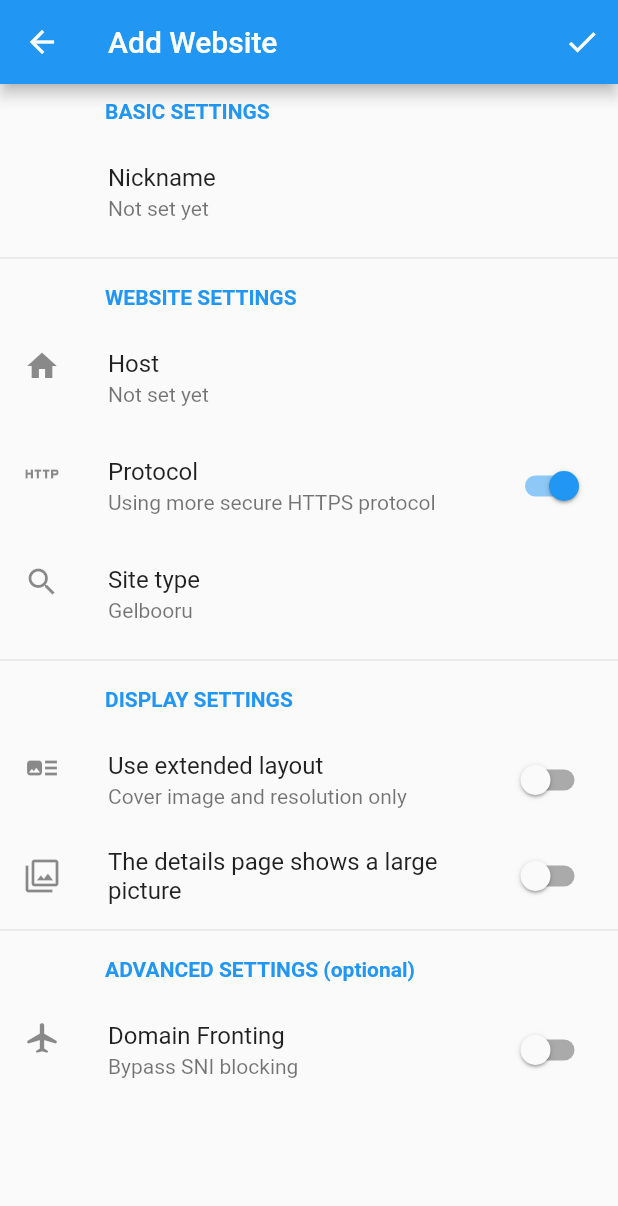
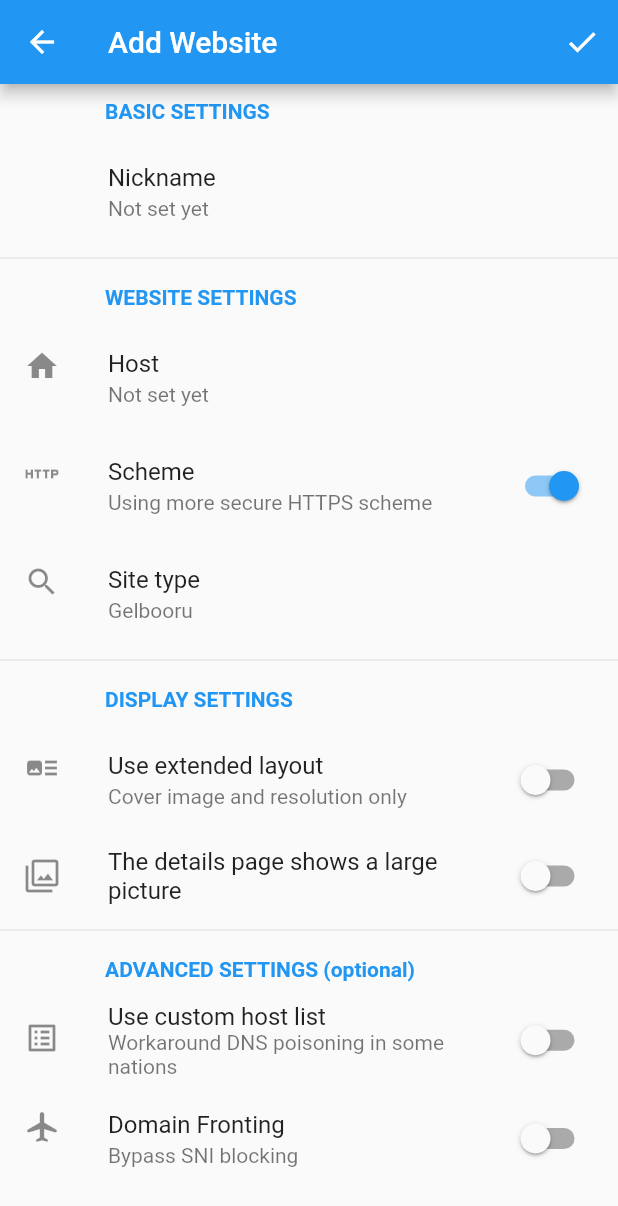
Before and after one commit to simonkimi/CatPic, a Flutter app: the WebsiteAddPage screen opened by its route, on a phone screen of 412 x 824 dp. Shown: the top 1206 px of the screen. Run offline on Flutter 3.47's test engine with Material 2 defaults, Android fonts, the phone set to English and light mode, and no system bars; our stand-ins replace bot_toast, dio, event_bus, floor, flutter_mobx, flutter_slidable and 3 more; accounts and stored records are empty; generated files the repository leaves out were written again.

Commit message:
sni]修改为拦截器模式 修改一个词组 重构获取图片方式

```diff
--- a/lib/data/database/dao/host_dao.dart
+++ b/lib/data/database/dao/host_dao.dart
@@ -15,4 +15,7 @@ abstract class HostDao {
 
   @update
   Future<void> updateHost(HostEntity entity);
+
+  @Query('SELECT * FROM HostEntity where host = :host')
+  Future<HostEntity> getByHost(String host);
 }
--- a/lib/data/database/entity/host_entity.dart
+++ b/lib/data/database/entity/host_entity.dart
@@ -5,6 +5,7 @@ import 'package:flutter/cupertino.dart';
 class HostEntity {
   @PrimaryKey(autoGenerate: true)
   final int id;
+
   final String host;
   final String ip;
   final bool sni;
--- a/lib/data/database/entity/website_entity.dart
+++ b/lib/data/database/entity/website_entity.dart
@@ -7,7 +7,7 @@ import 'package:flutter/cupertino.dart';
 /// [id] 主键
 /// [name] 网站昵称
 /// [host] 网站host
-/// [protocol] 协议, 来源于[WebsiteProtocol]
+/// [scheme] 协议, 来源于[WebsiteScheme]
 /// [type] 网站类型, 来源于[WebsiteType]
 /// [trustHost] 可信host
 /// [useDomainFronting] 是否使用域前置
@@ -19,12 +19,10 @@ class WebsiteEntity {
 
   final String name;
   final String host;
-  final int protocol;
+  final int scheme;
   final int type;
 
   final bool useHostList;
-  final bool useDomainFronting;
-
   final String cookies;
 
   final bool extendLayout;
@@ -36,10 +34,9 @@ class WebsiteEntity {
     this.id,
     @required this.name,
     @required this.host,
-    @required this.protocol,
+    @required this.scheme,
     @required this.type,
     @required this.useHostList,
-    @required this.useDomainFronting,
     @required this.extendLayout,
     @required this.displayOriginal,
     @required this.favicon,
@@ -47,7 +44,7 @@ class WebsiteEntity {
   });
 }
 
-enum WebsiteProtocol { HTTP, HTTPS }
+enum WebsiteScheme { HTTP, HTTPS }
 
 enum WebsiteType { EHENTAI, GELBOORU, MOEBOORU, DANBOORU }
 
--- a/lib/l10n/intl_en.arb
+++ b/lib/l10n/intl_en.arb
@@ -9,8 +9,8 @@
   "website_nickname": "Nickname",
   "website_settings": "WEBSITE SETTINGS",
   "host": "Host",
-  "protocol": "Protocol",
-  "protocol_https": "Using more secure HTTPS protocol",
+  "scheme": "Scheme",
+  "scheme_https": "Using more secure HTTPS scheme",
   "site_type": "Site type",
   "advanced_settings": "ADVANCED SETTINGS (optional)",
   "use_host_list": "Use custom host list",
@@ -28,6 +28,6 @@
   "host_manager": "Host Manager",
   "host_empty": "Host cannot be empty",
   "host_or_ip_empty": "Host and IP cannot be empty",
-  "illegal_ip": "Illegal IP"
-
+  "illegal_ip": "Illegal IP",
+  "turn_on_host" : "Custom host must be turned on first"
 }
--- a/lib/l10n/intl_zh_CN.arb
+++ b/lib/l10n/intl_zh_CN.arb
@@ -9,8 +9,8 @@
   "website_nickname": "网站昵称",
   "website_settings": "网站设置",
   "host": "主机",
-  "protocol": "协议",
-  "protocol_https": "使用更安全的HTTPS协议",
+  "scheme": "协议",
+  "scheme_https": "使用更安全的HTTPS协议",
   "site_type": "站点类型",
   "advanced_settings": "高级设置(可选)",
   "use_host_list": "使用自定义主机列表",
@@ -28,5 +28,6 @@
   "host_manager": "主机管理",
   "host_empty": "主机不能为空",
   "host_or_ip_empty": "主机和IP不能为空",
-  "illegal_ip": "非法IP"
+  "illegal_ip": "非法IP",
+  "turn_on_host" : "必须先开启自定义主机!"
 }
--- a/lib/main.dart
+++ b/lib/main.dart
@@ -38,11 +38,11 @@ class MyApp extends StatelessWidget {
         Locale('en'),
         Locale('zh', 'CN'),
       ],
-      home: HostManagerPage(),
+      home: MainPage(),
       routes: {
+        MainPage.routeName: (context) => MainPage(),
         WebsiteManagerPage.routeName: (context) => WebsiteManagerPage(),
         WebsiteAddPage.routeName: (context) => WebsiteAddPage(),
-        MainPage.routeName: (context) => MainPage(),
         HostManagerPage.routeName: (context) => HostManagerPage()
       },
     );
--- a/lib/network/api/ehentai/eh_client.dart
+++ b/lib/network/api/ehentai/eh_client.dart
@@ -3,9 +3,7 @@ import 'package:catpic/network/client/base_client.dart';
 import 'package:flutter/material.dart';
 
 class EhClient extends BaseClient {
-
-  EhClient(BuildContext context, WebsiteEntity websiteEntity) : super(context, websiteEntity);
-
+  EhClient(WebsiteEntity websiteEntity) : super(websiteEntity);
 
   /// 主页
   /// [filter] 过滤器, 由[buildSimpleFilter]和[buildAdvanceFilter]构建
--- a/lib/network/client/base_client.dart
+++ b/lib/network/client/base_client.dart
@@ -7,8 +7,8 @@ import 'dio_builder.dart';
 abstract class BaseClient {
   Dio dio;
 
-  BaseClient(BuildContext context, WebsiteEntity websiteEntity) {
-    dio = DioBuilder.build(context, websiteEntity);
+  BaseClient(WebsiteEntity websiteEntity) {
+    dio = DioBuilder.build(websiteEntity);
   }
 
 }
--- a/lib/ui/components/main_drawer.dart
+++ b/lib/ui/components/main_drawer.dart
@@ -34,7 +34,7 @@ class _MainDrawerState extends State<MainDrawer> {
     return Column(
       key: Key("WebsiteList"),
       children: mainStore.websiteList.map((element) {
-        var protocol = getProtocolString(element.protocol);
+        var scheme = getSchemeString(element.scheme);
         ImageProvider favicon;
         if (element.favicon.isNotEmpty) {
           favicon = MemoryImage(element.favicon);
@@ -42,7 +42,7 @@ class _MainDrawerState extends State<MainDrawer> {
         return ListTile(
           key: Key('site${element.name}'),
           title: Text(element.name),
-          subtitle: Text('$protocol://${element.host}/'),
+          subtitle: Text('$scheme://${element.host}/'),
           selected: mainStore.websiteEntity?.id == element.id ?? false,
           leading: CircleAvatar(
             backgroundColor: Colors.white,
@@ -110,8 +110,8 @@ class _MainDrawerState extends State<MainDrawer> {
     var subTitle = S.of(context).no_website;
     ImageProvider favicon;
     if (mainStore.websiteEntity != null) {
-      var protocol = getProtocolString(mainStore.websiteEntity.protocol);
-      subTitle = '$protocol://${mainStore.websiteEntity.host}/';
+      var scheme = getSchemeString(mainStore.websiteEntity.scheme);
+      subTitle = '$scheme://${mainStore.websiteEntity.host}/';
       if (mainStore.websiteEntity.favicon.isNotEmpty) {
         favicon = MemoryImage(mainStore.websiteEntity.favicon);
       }
--- a/lib/ui/pages/website_add_page/website_add_page.dart
+++ b/lib/ui/pages/website_add_page/website_add_page.dart
@@ -2,6 +2,7 @@ import 'dart:typed_data';
 
 import 'package:bot_toast/bot_toast.dart';
 import 'package:catpic/data/database/database_helper.dart';
+import 'package:catpic/data/database/entity/host_entity.dart';
 import 'package:catpic/data/database/entity/website_entity.dart';
 import 'package:catpic/generated/l10n.dart';
 import 'package:catpic/network/misc/misc_network.dart';
@@ -25,12 +26,13 @@ class _WebsiteAddPageState extends State<WebsiteAddPage>
     super.initState();
     websiteName = '';
     websiteHost = '';
-    protocol = WebsiteProtocol.HTTPS.index;
+    scheme = WebsiteScheme.HTTPS.index;
     websiteType = WebsiteType.GELBOORU.index;
     useHostList = false;
     domainFronting = false;
     extendLayout = false;
     displayOriginal = false;
+    trustHost = "";
   }
 
   @override
@@ -75,9 +77,11 @@ class _WebsiteAddPageState extends State<WebsiteAddPage>
           icon: Icon(Icons.check),
           onPressed: () {
             // 保存网站后返回并且刷新页面
-            saveWebsite().then((_) {
-              EventBusUtil().bus.fire(EventSiteChange());
-              Navigator.pop(context);
+            saveWebsite().then((result) {
+              if (result) {
+                EventBusUtil().bus.fire(EventSiteChange());
+                Navigator.pop(context);
+              }
             });
           },
           tooltip: S.of(context).confirm,
@@ -123,15 +127,15 @@ class _WebsiteAddPageState extends State<WebsiteAddPage>
         },
       ),
       SwitchListTile(
-        title: Text(S.of(context).protocol),
-        subtitle: Text(S.of(context).protocol_https),
+        title: Text(S.of(context).scheme),
+        subtitle: Text(S.of(context).scheme_https),
         secondary: Icon(Icons.http),
-        value: protocol == WebsiteProtocol.HTTPS.index,
+        value: scheme == WebsiteScheme.HTTPS.index,
         onChanged: (value) {
           setState(() {
-            protocol = value
-                ? WebsiteProtocol.HTTPS.index
-                : WebsiteProtocol.HTTP.index;
+            scheme = value
+                ? WebsiteScheme.HTTPS.index
+                : WebsiteScheme.HTTP.index;
           });
         },
       ),
@@ -190,11 +194,20 @@ class _WebsiteAddPageState extends State<WebsiteAddPage>
     ];
   }
 
-// 构建高级设置
+  /// 构建高级设置
   List<Widget> buildAdvanceSetting() {
     return [
       SummaryTile(S.of(context).advanced_settings),
-      // TODO 添加Host设置
+      SwitchListTile(
+        title: Text(S.of(context).use_host_list),
+        subtitle:
+            Text(useHostList ? trustHost : S.of(context).use_host_list_desc),
+        value: useHostList,
+        secondary: Icon(Icons.list_alt),
+        onChanged: (value) {
+          setHostList(value);
+        },
+      ),
       SwitchListTile(
         title: Text(S.of(context).domain_fronting),
         subtitle: Text(S.of(context).domain_fronting_desc),
@@ -202,7 +215,13 @@ class _WebsiteAddPageState extends State<WebsiteAddPage>
         value: domainFronting,
         onChanged: (value) {
           setState(() {
-            domainFronting = value;
+            if (!value) {
+              domainFronting = value;
+            } else if (value && useHostList) {
+              domainFronting = value;
+            } else {
+              BotToast.showText(text: S.of(context).turn_on_host);
+            }
           });
         },
       ),
@@ -213,16 +232,55 @@ class _WebsiteAddPageState extends State<WebsiteAddPage>
 mixin _WebsiteAddPageMixin<T extends StatefulWidget> on State<T> {
   String websiteName;
   String websiteHost;
-  int protocol;
+  int scheme;
   int websiteType;
   bool domainFronting;
   bool useHostList;
 
+  String trustHost;
+
   bool extendLayout;
   bool displayOriginal;
 
+  /// 当要开启自定义host的时候进行请求真实ip
+  void setHostList(bool targetValue) {
+    if (targetValue) {
+      var host = getHost(websiteHost);
+      if (host.isNotEmpty) {
+        var cancelFunc = BotToast.showLoading();
+        getTrustHost(host).then((host) {
+          cancelFunc();
+          if (host.isNotEmpty) {
+            setState(() {
+              useHostList = true;
+              trustHost = host;
+            });
+          } else {
+            BotToast.showText(text: S.of(context).trusted_host_auto_failed);
+          }
+        });
+      } else {
+        BotToast.showText(text: S.of(context).host_empty);
+      }
+    } else {
+      setState(() {
+        useHostList = false;
+        domainFronting = false;
+      });
+    }
+  }
+
   /// 保存网站
-  Future<void> saveWebsite() async {
+  Future<bool> saveWebsite() async {
+    if (websiteHost.isEmpty) {
+      BotToast.showText(text: S.of(context).host_empty);
+      return false;
+    }
+    if (websiteName.isEmpty) {
+      websiteName = websiteHost;
+    }
+
+    // 保存网站
     var websiteDao = DatabaseHelper().websiteDao;
     var entity = WebsiteEntity(
       cookies: '',
@@ -230,18 +288,31 @@ mixin _WebsiteAddPageMixin<T extends StatefulWidget> on State<T> {
       extendLayout: extendLayout,
       host: websiteHost,
       name: websiteName,
-      protocol: protocol,
+      scheme: scheme,
       useHostList: useHostList,
       type: websiteType,
-      useDomainFronting: domainFronting,
       favicon: Uint8List.fromList([]),
     );
     var id = await websiteDao.addSite(entity);
 
-    getFavicon(
-      host: websiteHost,
-      protocol: protocol,
-    ).then((favicon) {
+    // 保存自定义host
+    if (useHostList) {
+      var hostDao = DatabaseHelper().hostDao;
+      var existHost = await hostDao.getByHost(websiteHost);
+      if (existHost != null) {
+        await hostDao.removeHost([existHost]);
+      }
+
+      var hostEntity = HostEntity(
+        host: websiteHost,
+        ip: trustHost,
+        sni: domainFronting
+      );
+      hostDao.addHost(hostEntity);
+    }
+
+    // 获取封面图片
+    getFavicon(entity).then((favicon) {
       websiteDao.getById(id).then((e) {
         e.favicon = favicon;
         print("下载Favicon完成, 长度: ${e.favicon.length}");
@@ -250,5 +321,6 @@ mixin _WebsiteAddPageMixin<T extends StatefulWidget> on State<T> {
         });
       });
     });
+    return true;
   }
 }
--- a/lib/ui/pages/website_manager/website_manager.dart
+++ b/lib/ui/pages/website_manager/website_manager.dart
@@ -2,6 +2,7 @@ import 'package:catpic/data/database/database_helper.dart';
 import 'package:catpic/data/database/entity/website_entity.dart';
 import 'package:catpic/generated/l10n.dart';
 import 'package:catpic/ui/components/website_item.dart';
+import 'package:catpic/ui/pages/host_manager_page/host_manager_page.dart';
 import 'package:catpic/ui/pages/website_add_page/website_add_page.dart';
 import 'package:catpic/utils/event_util.dart';
 import 'package:catpic/utils/misc_util.dart';
@@ -25,7 +26,6 @@ class _WebsiteManagerState extends State<WebsiteManagerPage> {
     eventBus.on<EventSiteChange>().listen((event) {
       updateWebsiteList();
     });
-
   }
 
   void updateWebsiteList() {
@@ -54,7 +54,15 @@ class _WebsiteManagerState extends State<WebsiteManagerPage> {
           tooltip: S.of(context).back,
         ),
         title: Text(S.of(context).website_manager),
-        actions: [],
+        actions: [
+          IconButton(
+            icon: Icon(Icons.list),
+            onPressed: () {
+              Navigator.pushNamed(context, HostManagerPage.routeName);
+            },
+            tooltip: S.of(context).host_manager,
+          )
+        ],
       ),
       floatingActionButton: FloatingActionButton(
         onPressed: () {
@@ -69,8 +77,8 @@ class _WebsiteManagerState extends State<WebsiteManagerPage> {
   List<Widget> buildWebsiteList() {
     return websiteList?.map((e) {
           var title = e.name;
-          var protocol = getProtocolString(e.protocol);
-          var subTitle = '$protocol://${e.host}/';
+          var scheme = getSchemeString(e.scheme);
+          var subTitle = '$scheme://${e.host}/';
           ImageProvider favIcon;
           if (e.favicon.isNotEmpty) {
             favIcon = MemoryImage(e.favicon);
@@ -85,9 +93,7 @@ class _WebsiteManagerState extends State<WebsiteManagerPage> {
                 updateWebsiteList();
               });
             },
-            onSettingPress: () {
-
-            },
+            onSettingPress: () {},
           );
         })?.toList() ??
         [];
--- a/lib/utils/misc_util.dart
+++ b/lib/utils/misc_util.dart
@@ -1,8 +1,8 @@
 import 'package:catpic/data/database/entity/website_entity.dart';
 
-String getProtocolString(int protocol) {
-  if (protocol == null) return null;
-  return protocol == WebsiteProtocol.HTTP.index ? 'http' : 'https';
+String getSchemeString(int scheme) {
+  if (scheme == null) return null;
+  return scheme == WebsiteScheme.HTTP.index ? 'http' : 'https';
 }
 
 String getHost(String url) {
```
Also changed, not shown: lib/network/client/dio_builder.dart (+9 -38 lines), lib/network/interceptor/custom_host_interceptor.dart (added, +29 -0 lines), lib/network/misc/misc_network.dart (+4 -13 lines), lib/ui/pages/host_manager_page/host_manager_page.dart (+16 -11 lines), lib/generated/intl/messages_en.dart, lib/generated/intl/messages_zh_CN.dart, lib/generated/l10n.dart, 1 other file.
